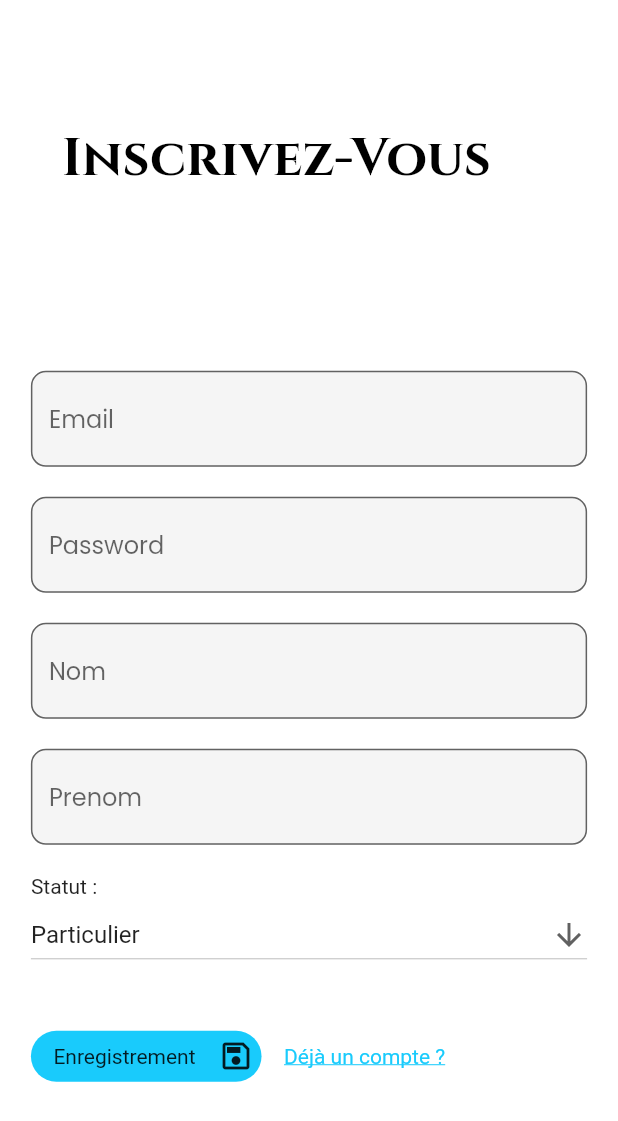
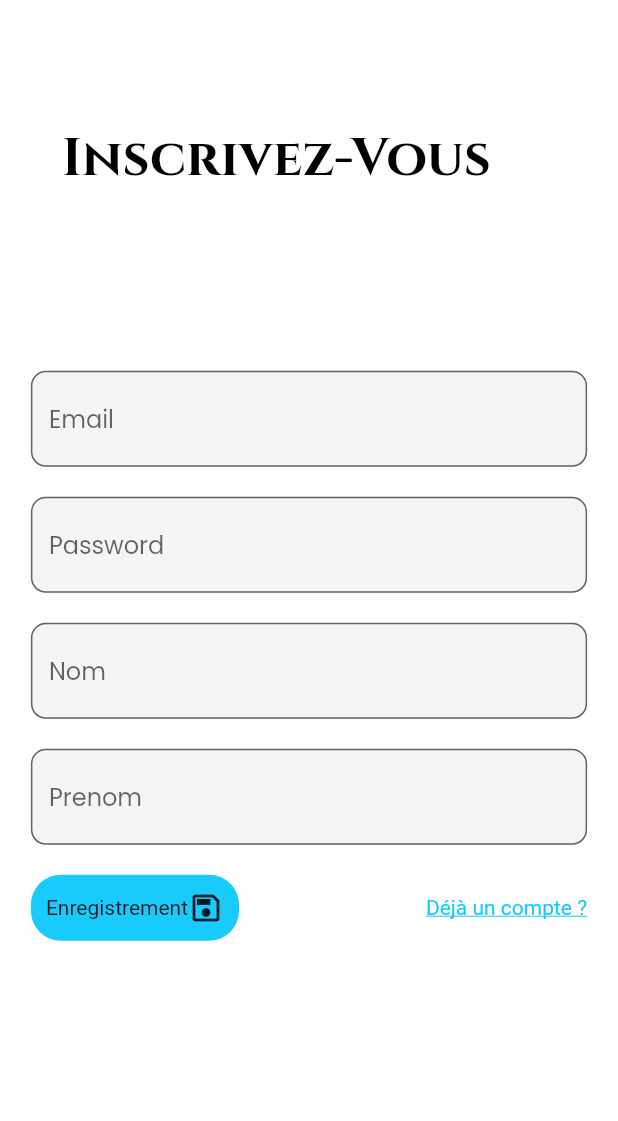
Before and after one commit to Projet-Tikker/Tikker-Mobile, a Flutter app: the MyRegister screen opened by its route, on a phone screen of 412 x 824 dp. Shown: the top 1121 px of the screen. Run offline on Flutter 3.47's test engine with Material 2 defaults, Android fonts, the phone set to English and light mode, and no system bars; our stand-ins replace email_validator, firebase_auth, firebase_core, firebase_database, google_fonts; accounts and stored records are empty.

Commit message:
Modifs, pb sur register, creation camera.dart (quasi fini) + creation gallery.dart

```diff
--- a/lib/register.dart
+++ b/lib/register.dart
@@ -18,7 +18,6 @@
   final Nom = TextEditingController();
   final Prenom = TextEditingController();
 
-  dynamic Statut = "Particulier";
   Color color = kErrorColor;
   bool visible = false;
   String _errorMessage = '';
@@ -60,7 +59,6 @@
         'PassWord': PassWord.text,
         'Nom': Nom.text,
         'Prenom': Prenom.text,
-        'Statut': Statut,
       },
     );
     await FirebaseDatabase.instance
@@ -219,102 +217,49 @@
                             height: 20,
                           ),
                           Container(
-                            child: Column(
-                              crossAxisAlignment: CrossAxisAlignment.start,
-                              children: <Widget>[
+                            child: Row(
+                              mainAxisAlignment: MainAxisAlignment.spaceBetween,
+                              children: [
+                                Container(
+                                  child: GestureDetector(
+                                    onTap: () {
+                                      SendUser;
+                                      CreateUser;
+                                    },
+                                    child: Container(
+                                      child: Padding(
+                                        padding:
+                                            EdgeInsets.fromLTRB(10, 10, 10, 10),
+                                        child: Row(
+                                          children: [
                                             Text(
-                                  "Statut :",
-                                  textAlign: TextAlign.start,
+                                              'Enregistrement',
                                             ),
-                                DropdownButton(
-                                  value: Statut,
-                                  icon: Icon(Icons.arrow_downward_outlined),
-                                  elevation: 0,
-                                  isExpanded: true,
-                                  items: ["Particulier", "Professionnel"]
-                                      .map((String value) => DropdownMenuItem(
-                                            value: value,
-                                            child: Text(value),
-                                          ))
-                                      .toList(),
-                                  onChanged: (value) {
-                                    setState(
-                                      () {
-                                        Statut = value!;
-                                      },
-                                    );
-                                  },
-                                ),
+                                            Icon(Icons.save_outlined)
                                           ],
                                         ),
                                       ),
-                          SizedBox(
-                            height: 40,
-                          ),
-                          Container(
-                            child: Row(
-                              children: [
-                                GestureDetector(
-                                  onTap: SendUser,
-                                  child: Row(
-                                    mainAxisAlignment:
-                                        MainAxisAlignment.spaceBetween,
-                                    children: [
-                                      GestureDetector(
-                                        onTap: CreateUser,
-                                        child: Container(
-                                          padding: EdgeInsets.all(5),
-                                          child: Row(
-                                            mainAxisAlignment:
-                                                MainAxisAlignment.center,
-                                            children: [
-                                              Padding(
-                                                padding: EdgeInsets.fromLTRB(
-                                                    10, 0, 10, 0),
-                                                child: Text(
-                                                  'Enregistrement',
-                                                ),
-                                              ),
-                                              Padding(
-                                                  padding: EdgeInsets.only(
-                                                      right: 5)),
-                                              Icon(Icons.save_outlined)
-                                            ],
-                                          ),
                                       decoration: BoxDecoration(
-                                            borderRadius:
-                                                BorderRadius.circular(20),
+                                        borderRadius: BorderRadius.circular(20),
                                         color: kSecondaryColor,
                                       ),
                                     ),
                                   ),
-                                      GestureDetector(
+                                ),
+                                Container(
+                                  child: GestureDetector(
                                     onTap: () {
                                       Navigator.pushNamed(context, 'login');
                                     },
                                     child: Container(
-                                          padding: EdgeInsets.all(5),
-                                          child: Row(
-                                            mainAxisAlignment:
-                                                MainAxisAlignment.end,
-                                            children: [
-                                              Padding(
-                                                padding: EdgeInsets.fromLTRB(
-                                                    10, 0, 10, 0),
                                       child: Text(
                                         "Déjà un compte ?",
                                         style: TextStyle(
-                                                    decoration: TextDecoration
-                                                        .underline,
+                                          decoration: TextDecoration.underline,
                                           color: kSecondaryColor,
                                         ),
                                       ),
                                     ),
-                                            ],
-                                          ),
-                                        ),
-                                      ),
-                                    ],
                                   ),
                                 ),
                               ],
```
Lines whose indentation alone changed are shown as unchanged.
